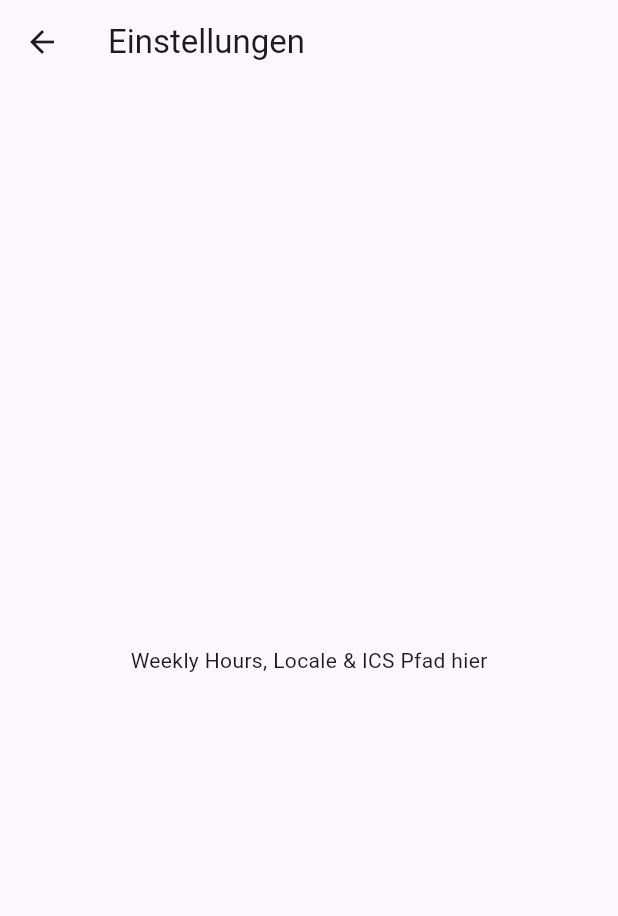
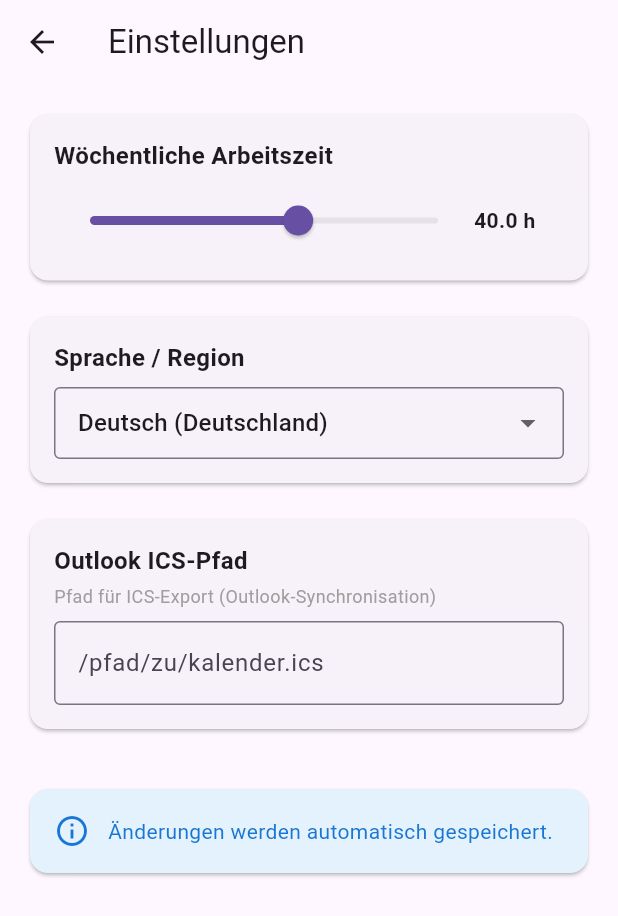
Before and after one commit to sprobst76/VibedTracker, a Flutter app: the screen it shows after launch, after a tap on the "settings" icon, on a phone screen of 412 x 824 dp. Shown: the top 916 px of the screen. Run offline on Flutter 3.47's test engine with Material 3 defaults, Android fonts, the phone set to English and light mode, and no system bars; our stand-ins replace flutter_riverpod, geolocator, hive, hive_flutter, permission_handler; missing offline and left inert: enough_icalendar, geofence_foreground_service, icalendar_parser, latlng; accounts and stored records are empty.

Commit message:
feat: implement Settings Screen UI and fix codebase errors
- Add Settings Screen with weekly hours slider, locale dropdown, ICS path config
- Extend SettingsNotifier with updateLocale() and updateOutlookIcsPath()
- Fix missing Geolocator import in home_screen.dart
- Fix LatLng.degree() usage in geofence_service.dart
- Fix GeofenceEventType imports in geofence_callback.dart
- Rewrite holiday_service.dart using date.nager.at API for German holidays
- Rewrite ics_service.dart using enough_icalendar package
- Update widget tests with proper mocks for Settings Screen
- Fix dependency conflicts (build_runner, latlng)

🤖 Generated with [Claude Code](https://claude.ai/code)

Co-Authored-By: Claude Opus 4.5 <noreply@anthropic.com>

```diff
--- a/lib/screens/home_screen.dart
+++ b/lib/screens/home_screen.dart
@@ -1,5 +1,6 @@
 import 'package:flutter/material.dart';
 import 'package:flutter_riverpod/flutter_riverpod.dart';
+import 'package:geolocator/geolocator.dart';
 import '../providers.dart';
 import '../services/geofence_service.dart';
 import 'settings_screen.dart';
@@ -19,8 +20,8 @@ class _HomeState extends ConsumerState<HomeScreen> {
 
   Future<void> _initializeGeofence() async {
     final pos = await Geolocator.getCurrentPosition(
-      desiredAccuracy: LocationAccuracy.high,
-    );                                             // aktuelle Position abrufen :contentReference[oaicite:0]{index=0}
+      locationSettings: const LocationSettings(accuracy: LocationAccuracy.high),
+    );
     await geo.init(lat: pos.latitude, lng: pos.longitude);
   }
 
@@ -34,7 +35,7 @@ class _HomeState extends ConsumerState<HomeScreen> {
   @override
   Widget build(BuildContext ctx) {
     final entries = ref.watch(workListProvider);
-    final last = entries.isEmpty ? null : (entries.last as WorkEntry);
+    final last = entries.isEmpty ? null : entries.last;
     final running = last != null && last.stop == null;
 
     return Scaffold(
--- a/lib/screens/settings_screen.dart
+++ b/lib/screens/settings_screen.dart
@@ -1,13 +1,152 @@
 import 'package:flutter/material.dart';
+import 'package:flutter_riverpod/flutter_riverpod.dart';
+import '../providers.dart';
 
-class SettingsScreen extends StatelessWidget {
+class SettingsScreen extends ConsumerWidget {
   const SettingsScreen({super.key});
 
   @override
-  Widget build(BuildContext context) {
+  Widget build(BuildContext context, WidgetRef ref) {
+    final settings = ref.watch(settingsProvider);
+    final notifier = ref.read(settingsProvider.notifier);
+
     return Scaffold(
       appBar: AppBar(title: const Text('Einstellungen')),
-      body: const Center(child: Text('Weekly Hours, Locale & ICS Pfad hier')),
+      body: ListView(
+        padding: const EdgeInsets.all(16),
+        children: [
+          // Weekly Hours Section
+          Card(
+            child: Padding(
+              padding: const EdgeInsets.all(16),
+              child: Column(
+                crossAxisAlignment: CrossAxisAlignment.start,
+                children: [
+                  const Text(
+                    'Wöchentliche Arbeitszeit',
+                    style: TextStyle(fontSize: 16, fontWeight: FontWeight.bold),
+                  ),
+                  const SizedBox(height: 8),
+                  Row(
+                    children: [
+                      Expanded(
+                        child: Slider(
+                          value: settings.weeklyHours,
+                          min: 10,
+                          max: 60,
+                          divisions: 50,
+                          label: '${settings.weeklyHours.toStringAsFixed(1)} h',
+                          onChanged: (value) => notifier.updateWeeklyHours(value),
+                        ),
+                      ),
+                      SizedBox(
+                        width: 60,
+                        child: Text(
+                          '${settings.weeklyHours.toStringAsFixed(1)} h',
+                          style: const TextStyle(fontWeight: FontWeight.bold),
+                        ),
+                      ),
+                    ],
+                  ),
+                ],
+              ),
+            ),
+          ),
+          const SizedBox(height: 16),
+
+          // Locale Section
+          Card(
+            child: Padding(
+              padding: const EdgeInsets.all(16),
+              child: Column(
+                crossAxisAlignment: CrossAxisAlignment.start,
+                children: [
+                  const Text(
+                    'Sprache / Region',
+                    style: TextStyle(fontSize: 16, fontWeight: FontWeight.bold),
+                  ),
+                  const SizedBox(height: 8),
+                  DropdownButtonFormField<String>(
+                    value: settings.locale,
+                    decoration: const InputDecoration(
+                      border: OutlineInputBorder(),
+                      contentPadding: EdgeInsets.symmetric(horizontal: 12, vertical: 8),
+                    ),
+                    items: const [
+                      DropdownMenuItem(value: 'de_DE', child: Text('Deutsch (Deutschland)')),
+                      DropdownMenuItem(value: 'en_US', child: Text('English (US)')),
+                      DropdownMenuItem(value: 'en_GB', child: Text('English (UK)')),
+                    ],
+                    onChanged: (value) {
+                      if (value != null) notifier.updateLocale(value);
+                    },
+                  ),
+                ],
+              ),
+            ),
+          ),
+          const SizedBox(height: 16),
+
+          // ICS Path Section
+          Card(
+            child: Padding(
+              padding: const EdgeInsets.all(16),
+              child: Column(
+                crossAxisAlignment: CrossAxisAlignment.start,
+                children: [
+                  const Text(
+                    'Outlook ICS-Pfad',
+                    style: TextStyle(fontSize: 16, fontWeight: FontWeight.bold),
+                  ),
+                  const SizedBox(height: 4),
+                  const Text(
+                    'Pfad für ICS-Export (Outlook-Synchronisation)',
+                    style: TextStyle(fontSize: 12, color: Colors.grey),
+                  ),
+                  const SizedBox(height: 8),
+                  TextFormField(
+                    initialValue: settings.outlookIcsPath ?? '',
+                    decoration: InputDecoration(
+                      border: const OutlineInputBorder(),
+                      hintText: '/pfad/zu/kalender.ics',
+                      suffixIcon: settings.outlookIcsPath != null
+                          ? IconButton(
+                              icon: const Icon(Icons.clear),
+                              onPressed: () => notifier.updateOutlookIcsPath(null),
+                            )
+                          : null,
+                    ),
+                    onChanged: (value) {
+                      notifier.updateOutlookIcsPath(value.isEmpty ? null : value);
+                    },
+                  ),
+                ],
+              ),
+            ),
+          ),
+          const SizedBox(height: 32),
+
+          // Info Section
+          Card(
+            color: Colors.blue.shade50,
+            child: Padding(
+              padding: const EdgeInsets.all(16),
+              child: Row(
+                children: [
+                  Icon(Icons.info_outline, color: Colors.blue.shade700),
+                  const SizedBox(width: 12),
+                  Expanded(
+                    child: Text(
+                      'Änderungen werden automatisch gespeichert.',
+                      style: TextStyle(color: Colors.blue.shade700),
+                    ),
+                  ),
+                ],
+              ),
+            ),
+          ),
+        ],
+      ),
     );
   }
 }
--- a/lib/services/geofence_callback.dart
+++ b/lib/services/geofence_callback.dart
@@ -1,6 +1,7 @@
 // lib/services/geofence_callback.dart
 import 'dart:developer';
-import 'package:geofence_foreground_service/exports.dart';
+import 'package:geofence_foreground_service/geofence_foreground_service.dart';
+import 'package:geofence_foreground_service/constants/geofence_event_type.dart';
 
 @pragma('vm:entry-point')
 void callbackDispatcher() async {
--- a/lib/services/geofence_service.dart
+++ b/lib/services/geofence_service.dart
@@ -1,6 +1,7 @@
 // lib/services/geofence_service.dart
 import 'package:geofence_foreground_service/geofence_foreground_service.dart';
 import 'package:geofence_foreground_service/models/zone.dart';
+import 'package:geofence_foreground_service/constants/geofence_event_type.dart';
 import 'package:latlng/latlng.dart';
 import 'package:permission_handler/permission_handler.dart';
 import 'geofence_callback.dart';
@@ -29,8 +30,8 @@ class MyGeofenceService {
         id: 'office',
         radius: 150, // Radius in Metern :contentReference[oaicite:7]{index=7}
         coordinates: [
-          LatLng(lat, lng)
-        ], // Zentrum als Liste mit einem LatLng :contentReference[oaicite:8]{index=8}
+          LatLng.degree(lat, lng)
+        ],
         triggers: [
           GeofenceEventType.enter,
           GeofenceEventType.exit,
--- a/pubspec.yaml
+++ b/pubspec.yaml
@@ -25,7 +25,11 @@ dependencies:
   icalendar_parser: ^2.1.0    # iCalendar-Parsing :contentReference[oaicite:23]{index=23}
 
   google_maps_flutter: ^2.12.1 # Kartenanzeige :contentReference[oaicite:24]{index=24}
+  latlng: ^2.0.7
 
 dev_dependencies:
+  flutter_test:
+    sdk: flutter
+  flutter_lints: ^5.0.0
   hive_generator: ^2.0.1
-  build_runner: ^2.4.15
+  build_runner: ^2.4.13
```
Also changed, not shown: lib/providers.dart (+10 -0 lines), lib/services/holiday_service.dart (+61 -4 lines), lib/services/ics_service.dart (+29 -19 lines), pubspec.lock, 1 other file.
